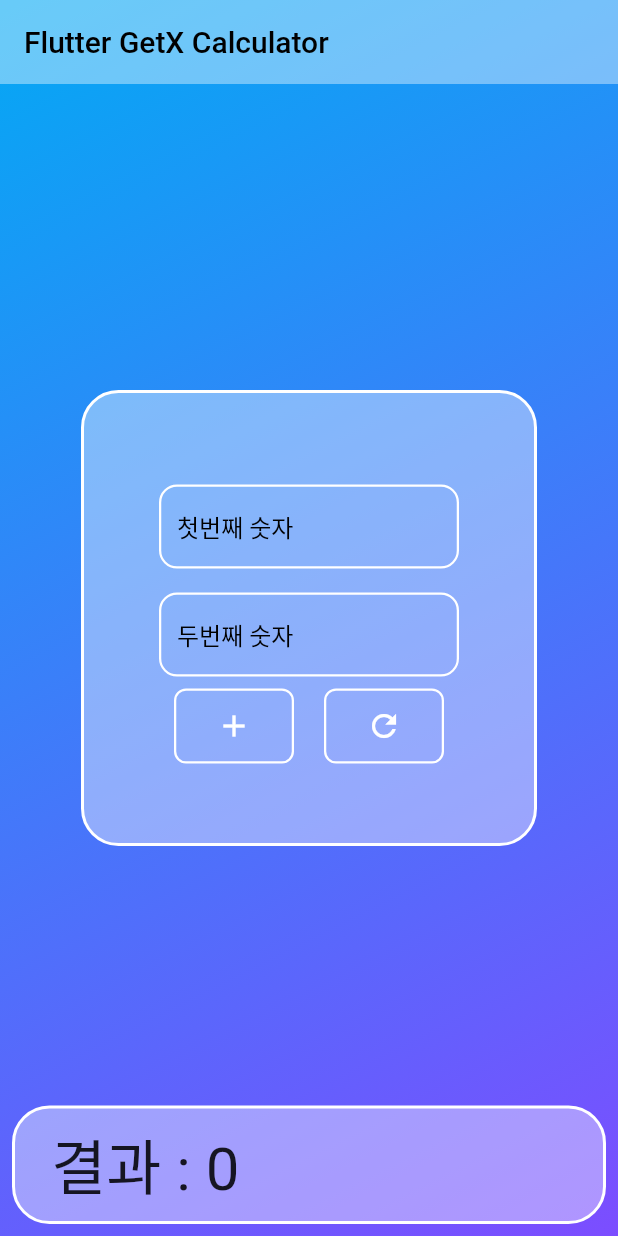
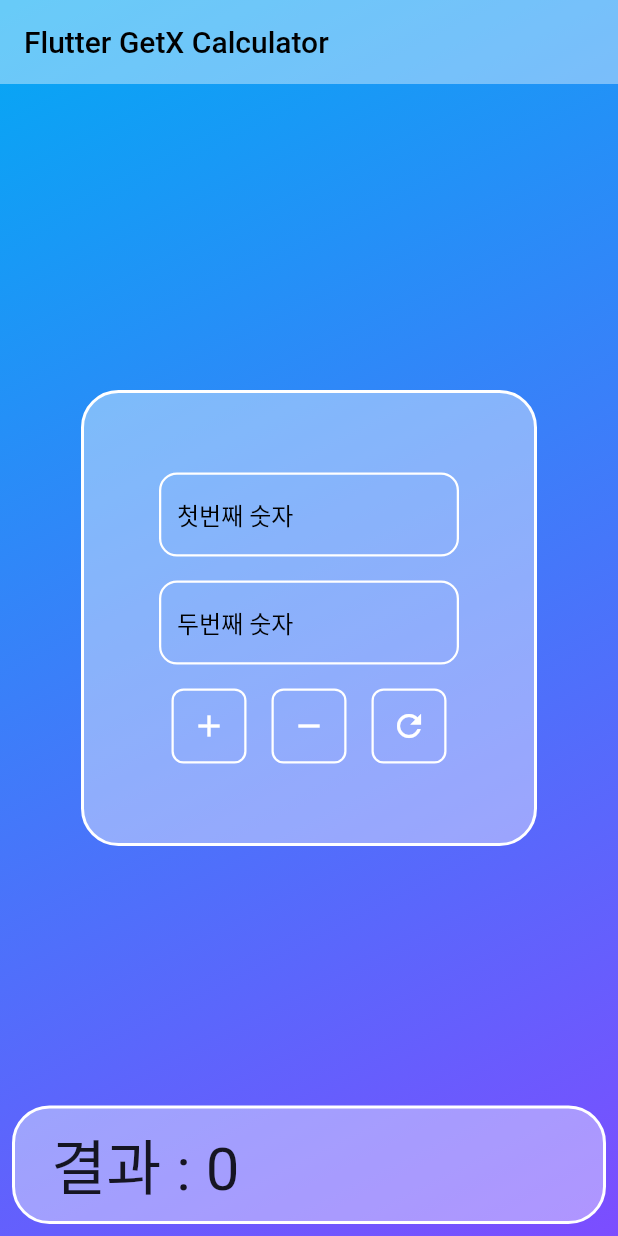
Before and after one commit to SangWook16074/flutter_getx_calculator, a Flutter app: the screen it shows after launch, after a tap on the "add" icon, on a phone screen of 412 x 824 dp. Run offline on Flutter 3.47's test engine with Material 2 defaults, Android fonts, the phone set to English and light mode, and no system bars; our stand-ins replace get.

Commit message:
빼기 기능 추가

```diff
--- a/lib/src/components/glass_btn.dart
+++ b/lib/src/components/glass_btn.dart
@@ -10,7 +10,7 @@ class GlassButton extends StatelessWidget {
     return InkWell(
       onTap: onPressed,
       child: Container(
-        width: 80,
+        width: 50,
         height: 50,
         decoration: BoxDecoration(
             borderRadius: BorderRadius.circular(8.0),
--- a/lib/src/controller/app_controller.dart
+++ b/lib/src/controller/app_controller.dart
@@ -9,11 +9,19 @@ class AppController extends GetxController {
   final TextEditingController num1 = TextEditingController();
   final TextEditingController num2 = TextEditingController();
 
-  void calculate() {
+  void plus() {
     final number1 = int.parse(num1.value.text.toString().trim());
     final number2 = int.parse(num2.value.text.toString().trim());
 
     var total = number1 + number2;
+    _result(total);
+  }
+
+  void minus() {
+    final number1 = int.parse(num1.value.text.toString().trim());
+    final number2 = int.parse(num2.value.text.toString().trim());
+
+    var total = number1 - number2;
     _result(total);
   }
 
--- a/lib/src/view/app.dart
+++ b/lib/src/view/app.dart
@@ -99,15 +99,23 @@ class App extends GetView<AppController> {
   }
 
   Widget _button() {
-    return SizedBox(
+    return Padding(
+      padding: const EdgeInsets.all(8.0),
+      child: SizedBox(
         width: 200,
         child: Row(
           mainAxisAlignment: MainAxisAlignment.spaceAround,
           children: [
             GlassButton(
-              onPressed: controller.calculate,
+                onPressed: controller.plus,
                 child: const Icon(
                   Icons.add,
+                  color: Colors.white,
+                )),
+            GlassButton(
+                onPressed: controller.minus,
+                child: const Icon(
+                  Icons.remove,
                   color: Colors.white,
                 )),
             GlassButton(
@@ -118,6 +126,7 @@ class App extends GetView<AppController> {
                 )),
           ],
         ),
+      ),
     );
   }
 }
```
Lines whose indentation alone changed are shown as unchanged.
